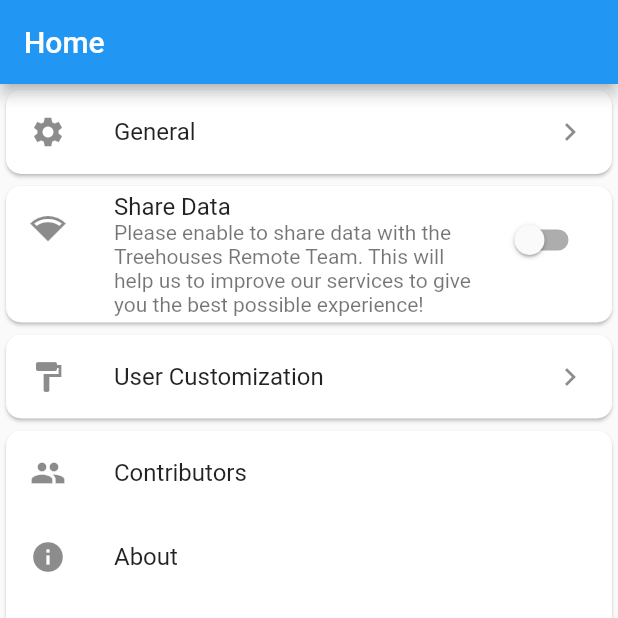
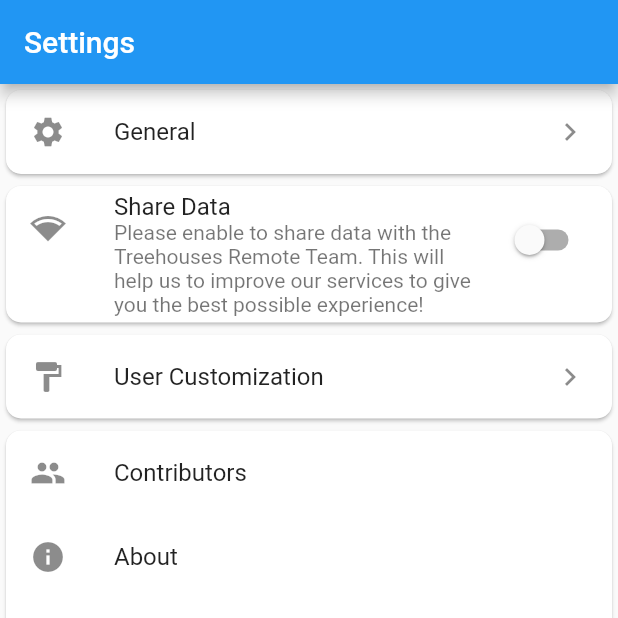
Before and after one commit to treehouses/flutter-ble-terminal, a Flutter app: the screen it shows after launch, item 4 of the bottom bar chosen, on a phone screen of 412 x 824 dp, the top half of it. Run offline on Flutter 3.47's test engine with Material 2 defaults, Android fonts, the phone set to English and light mode, and no system bars; our stand-ins replace flutter_blue, shared_preferences.

Commit message:
update screen title (#9)
Co-authored-by: Roshan Rijal <rijalroshan94@gmail.com>

```diff
--- a/lib/ui/home/screen/dashboard_screen.dart
+++ b/lib/ui/home/screen/dashboard_screen.dart
@@ -31,11 +31,27 @@ class _FindDevicesScreenState extends State<FindDevicesScreen> {
     }
   }
 
+  String pageName(int index) {
+    switch(index) {
+      case 0:
+        return "Home";
+      case 1:
+        return "Terminal";
+      case 2:
+        return "Network";
+      case 3:
+        return "Settings";
+      default:
+        return "Default";
+    }
+  }
+
+
   @override
   Widget build(BuildContext context) {
     return Scaffold(
       appBar: AppBar(
-        title: Text('Home'),
+        title: Text(pageName(pageIndex)),
       ),
       body: pages(pageIndex),
       floatingActionButtonLocation: FloatingActionButtonLocation.centerDocked,
```
